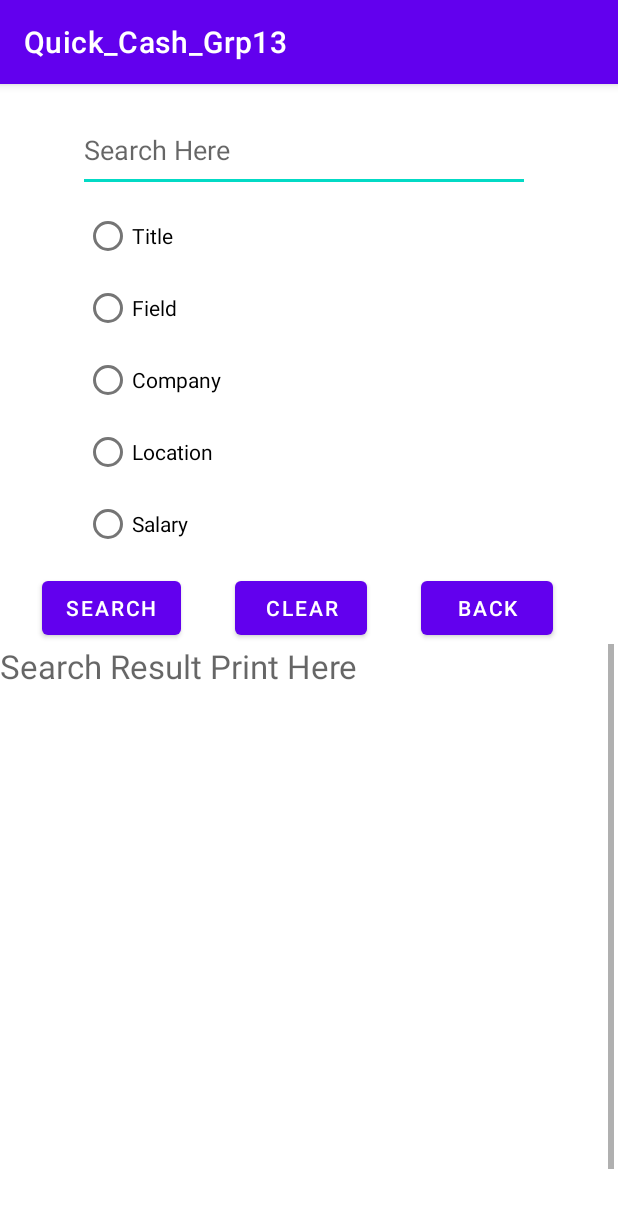
After one commit to FullStackOneDay/QuickCash, an Android app: the SearchActivity screen opened directly, with no data from a screen before it, on a phone screen of 412 x 824 dp. The commit adds this screen. Shown: the top 1208 px of the screen. Run offline under Robolectric (Android 15) with nearby library versions, the phone set to English and light mode, and no system bars; our stand-ins replace Firebase (no records; nobody signed in at launch, a user with empty details on screens opened directly).

Commit message:
ADDING ADVANCE SEARCH ACTIVITY

```diff
--- /dev/null
+++ b/app/src/main/java/com/example/quick_cash_grp13/SearchActivity.java
@@ -0,0 +1,145 @@
+package com.example.quick_cash_grp13;
+
+import androidx.annotation.NonNull;
+import androidx.appcompat.app.AppCompatActivity;
+
+import android.content.Intent;
+import android.os.Bundle;
+import android.view.View;
+import android.widget.ArrayAdapter;
+import android.widget.Button;
+import android.widget.EditText;
+import android.widget.ListView;
+import android.widget.RadioButton;
+import android.widget.ScrollView;
+import android.widget.TextView;
+import android.widget.Toast;
+
+import com.google.firebase.database.DataSnapshot;
+import com.google.firebase.database.DatabaseError;
+import com.google.firebase.database.DatabaseReference;
+import com.google.firebase.database.FirebaseDatabase;
+import com.google.firebase.database.ValueEventListener;
+
+import java.util.ArrayList;
+import java.util.List;
+
+public class SearchActivity extends AppCompatActivity {
+
+    ArrayList<Job> jobs = new ArrayList<>();
+    ArrayList<Job> searchResult = new ArrayList<>();
+    SearchJob searchJob;
+
+    @Override
+    protected void onCreate(Bundle savedInstanceState) {
+        super.onCreate(savedInstanceState);
+        setContentView(R.layout.activity_search);
+
+        initializeDatabase();
+
+        searchJob = new SearchJob(jobs);
+        EditText searchText = (EditText) findViewById(R.id.searchBox);
+        Button searchButton = (Button) findViewById(R.id.searchButton);
+        Button backButton = (Button) findViewById(R.id.backButton);
+        Button clearButton = (Button) findViewById(R.id.clearButton);
+        RadioButton radioButtonTitle=  (RadioButton) findViewById(R.id.radioButtonTitle);
+        RadioButton radioButtonField=  (RadioButton) findViewById(R.id.radioButtonField);
+        RadioButton radioButtonCom=  (RadioButton) findViewById(R.id.radioButtonCompany);
+        RadioButton radioButtonLoc=  (RadioButton) findViewById(R.id.radioButtonLocation);
+        RadioButton radioButtonSalart=  (RadioButton) findViewById(R.id.radioButtonSalary);
+        ScrollView scrollView = (ScrollView) findViewById(R.id.scrollView);
+        TextView searchText1 = (TextView) findViewById(R.id.textSearch);
+        searchButton.setOnClickListener(new View.OnClickListener() {
+            @Override
+            public void onClick(View view) {
+                searchResult.clear();
+                searchText1.setText("");
+
+                String searchedText = (searchText.getText().toString());
+                if (radioButtonTitle.isChecked()){
+                    searchResult = (ArrayList<Job>) searchJob.searchByTitle(searchedText);
+
+                }
+                else if (radioButtonField.isChecked()){
+                    searchResult = (ArrayList<Job>) searchJob.searchByField(searchedText);
+                }else if (radioButtonCom.isChecked()){
+                    searchResult = (ArrayList<Job>) searchJob.searchByCompany(searchedText);
+                }else if (radioButtonLoc.isChecked()){
+                    searchResult = (ArrayList<Job>) searchJob.searchByLocation(searchedText);
+                }else if (radioButtonSalart.isChecked()){
+                    try {
+                        double st = Double.parseDouble(searchedText);
+                        searchResult = (ArrayList<Job>) searchJob.searchBySalary(st);
+
+                    }
+                    catch (NumberFormatException e){
+                        Toast.makeText(SearchActivity.this,"Please input numbers", Toast.LENGTH_LONG).show();
+
+                    }
+                }
+                else {
+                    Toast.makeText(SearchActivity.this,"Please Select", Toast.LENGTH_LONG).show();
+
+                }
+
+
+                if (searchResult.isEmpty()){
+                    Toast.makeText(SearchActivity.this,"Not Found", Toast.LENGTH_LONG).show();
+
+                }
+                else {
+                    for (Job sr : searchResult) {
+                        searchText1.append(sr.toString());
+                        searchText1.append("\n");
+                    }
+                    searchText.getText();
+
+                }
+
+
+            }
+
+        });
+    clearButton.setOnClickListener(new View.OnClickListener() {
+        @Override
+        public void onClick(View view) {
+            searchText1.setText("");
+            searchText.setText("");
+        }
+    });
+
+        backButton.setOnClickListener(new View.OnClickListener() {
+            @Override
+            public void onClick(View view) {
+                Intent intent = new Intent(getApplicationContext(), HomeActivity.class);
+                startActivity(intent);
+            }
+        });
+
+    }
+
+    private void initializeDatabase(){
+        FirebaseDatabase db = FirebaseDatabase.getInstance();
+        DatabaseReference reference1 = db.getReference("jobs");
+
+        reference1.addValueEventListener(new ValueEventListener() {
+
+            @Override
+            public void onDataChange(@NonNull DataSnapshot snapshot) {
+                for (DataSnapshot adSnapshot: snapshot.getChildren()) {
+                    Job job = adSnapshot.getValue(Job.class);
+                    jobs.add(job);
+                    searchResult.add(job);
+                }
+            }
+            @Override
+            public void onCancelled(@NonNull DatabaseError error) {
+
+            }
+        });
+    }
+
+
+
+
+}
--- /dev/null
+++ b/app/src/main/res/layout/activity_search.xml
@@ -0,0 +1,137 @@
+<?xml version="1.0" encoding="utf-8"?>
+<androidx.constraintlayout.widget.ConstraintLayout xmlns:android="http://schemas.android.com/apk/res/android"
+    xmlns:app="http://schemas.android.com/apk/res-auto"
+    xmlns:tools="http://schemas.android.com/tools"
+    android:layout_width="match_parent"
+    android:layout_height="match_parent"
+    tools:context=".SearchActivity"
+    tools:ignore="ExtraText">
+
+    <EditText
+        android:id="@+id/searchBox"
+        android:layout_width="301dp"
+        android:layout_height="56dp"
+        android:layout_marginStart="52dp"
+        android:layout_marginTop="16dp"
+        android:hint="Search Here"
+        app:layout_constraintStart_toStartOf="parent"
+        app:layout_constraintTop_toTopOf="parent" />
+
+    <RadioGroup
+        android:id="@+id/radioGroup"
+        android:layout_width="410dp"
+        android:layout_height="245dp"
+        app:layout_constraintStart_toStartOf="parent"
+        app:layout_constraintTop_toBottomOf="@+id/searchBox">
+
+        <RadioButton
+            android:id="@+id/radioButtonTitle"
+            android:layout_width="wrap_content"
+            android:layout_height="wrap_content"
+            android:layout_marginStart="56dp"
+            android:layout_marginTop="5dp"
+            android:text="Title"
+            app:layout_constraintStart_toStartOf="parent"
+            app:layout_constraintTop_toBottomOf="@+id/searchBox" />
+
+        <RadioButton
+            android:id="@+id/radioButtonField"
+            android:layout_width="wrap_content"
+            android:layout_height="wrap_content"
+            android:layout_marginStart="56dp"
+            android:layout_marginTop="0dp"
+            android:duplicateParentState="false"
+            android:text="Field"
+            app:layout_constraintStart_toStartOf="parent"
+            app:layout_constraintTop_toBottomOf="@+id/radioButtonTitle" />
+
+        <RadioButton
+            android:id="@+id/radioButtonCompany"
+            android:layout_width="wrap_content"
+            android:layout_height="wrap_content"
+            android:layout_marginStart="56dp"
+            android:layout_marginTop="0dp"
+            android:text="Company"
+            app:layout_constraintStart_toStartOf="parent"
+            app:layout_constraintTop_toBottomOf="@+id/radioButtonField" />
+
+        <RadioButton
+            android:id="@+id/radioButtonLocation"
+            android:layout_width="wrap_content"
+            android:layout_height="wrap_content"
+            android:layout_marginStart="56dp"
+            android:layout_marginTop="0dp"
+            android:text="Location"
+            app:layout_constraintStart_toStartOf="parent"
+            app:layout_constraintTop_toBottomOf="@+id/radioButtonCompany" />
+
+        <RadioButton
+            android:id="@+id/radioButtonSalary"
+            android:layout_width="wrap_content"
+            android:layout_height="wrap_content"
+            android:layout_marginStart="56dp"
+            android:layout_marginTop="0dp"
+            android:text="Salary"
+            app:layout_constraintStart_toStartOf="parent"
+            app:layout_constraintTop_toBottomOf="@+id/radioButtonLocation" />
+
+
+    </RadioGroup>
+
+
+    <Button
+        android:id="@+id/searchButton"
+        android:layout_width="wrap_content"
+        android:layout_height="wrap_content"
+        android:layout_marginStart="28dp"
+        android:layout_marginTop="8dp"
+        android:text="Search"
+        app:layout_constraintStart_toStartOf="parent"
+        app:layout_constraintTop_toBottomOf="@+id/radioGroup" />
+
+    <Button
+        android:id="@+id/backButton"
+        android:layout_width="wrap_content"
+        android:layout_height="wrap_content"
+        android:layout_marginStart="36dp"
+        android:layout_marginTop="8dp"
+        android:text="Back"
+        app:layout_constraintStart_toEndOf="@+id/clearButton"
+        app:layout_constraintTop_toBottomOf="@+id/radioGroup" />
+
+    <ScrollView
+        android:layout_width="409dp"
+        android:layout_height="352dp"
+
+        app:layout_constraintStart_toStartOf="parent"
+        app:layout_constraintTop_toBottomOf="@+id/searchButton">
+
+        <LinearLayout
+            android:layout_width="match_parent"
+            android:layout_height="wrap_content"
+            android:orientation="vertical" >
+
+            <TextView
+                android:id="@+id/textSearch"
+                android:layout_width="match_parent"
+                android:layout_height="354dp"
+                android:hint="Search Result Print Here"
+                android:lineSpacingExtra="5dp"
+                android:textSize="22dp"
+                />
+        </LinearLayout>
+
+    </ScrollView>
+
+    <Button
+        android:id="@+id/clearButton"
+        android:layout_width="wrap_content"
+        android:layout_height="wrap_content"
+        android:layout_marginStart="36dp"
+        android:layout_marginTop="8dp"
+        android:text="clear"
+        app:layout_constraintStart_toEndOf="@+id/searchButton"
+        app:layout_constraintTop_toBottomOf="@+id/radioGroup" />
+
+
+</androidx.constraintlayout.widget.ConstraintLayout>
```
Also changed, not shown: app/src/main/AndroidManifest.xml (+5 -5 lines), app/src/main/java/com/example/quick_cash_grp13/HomeActivity.java (+25 -11 lines), app/src/main/res/layout/activity_home.xml (+16 -8 lines), app/src/main/res/layout/activity_map.xml (+9 -8 lines).
